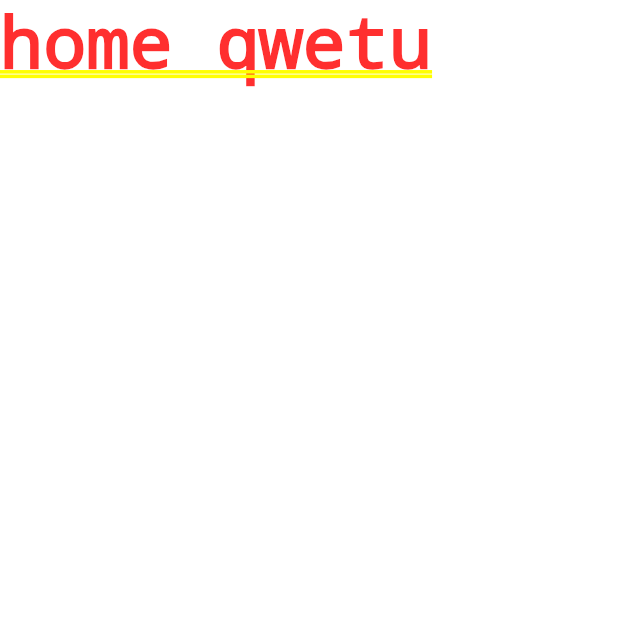
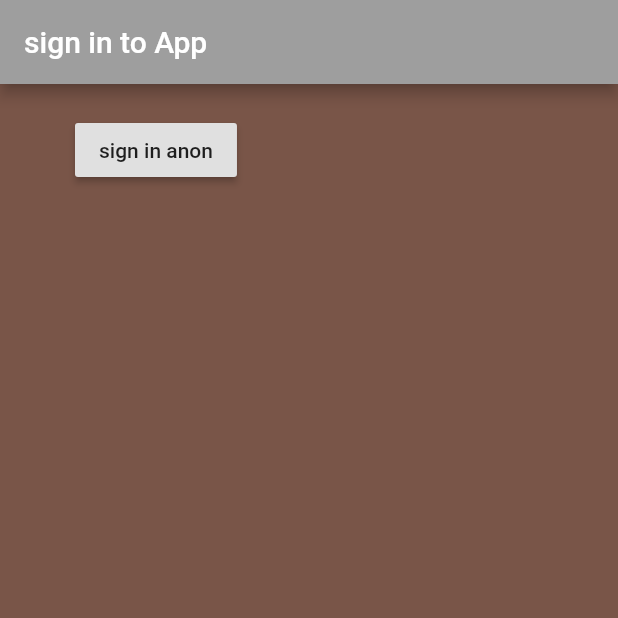
Before and after one commit to johnwanjema/flutter-app, a Flutter app: the screen it shows after launch, on a phone screen of 412 x 824 dp, the top half of it. Run offline on Flutter 3.47's test engine with Material 2 defaults, Android fonts, the phone set to English and light mode, and no system bars.

Commit message:
added sign in anon widget'

```diff
--- a/lib/screens/authenicate/authenticate.dart
+++ b/lib/screens/authenicate/authenticate.dart
@@ -1,4 +1,5 @@
 import 'package:flutter/material.dart';
+import 'package:helloflutter/screens/authenicate/sign_in.dart';
 
 class Authenticate extends StatefulWidget {
   @override
@@ -9,7 +10,7 @@ class _AuthenticateState extends State<Authenticate> {
   @override
   Widget build(BuildContext context) {
     return Container(
-      child: Text('authenticate'),
+      child: Signin()
     );
   }
 }
--- /dev/null
+++ b/lib/screens/authenicate/sign_in.dart
@@ -0,0 +1,29 @@
+import 'package:flutter/material.dart';
+
+
+class Signin extends StatefulWidget {
+  @override
+  _SigninState createState() => _SigninState();
+}
+
+class _SigninState extends State<Signin> {
+  @override
+  Widget build(BuildContext context) {
+    return Scaffold(
+      backgroundColor: Colors.brown,
+      appBar: AppBar(
+        backgroundColor: Colors.grey,
+        title: Text('sign in to App'),
+      ),
+      body: Container(
+        padding: EdgeInsets.symmetric(vertical: 20.0,horizontal: 50.0),
+        child: RaisedButton(
+          onPressed: (){
+            print('wanje');
+          },
+          child: Text('sign in anon'),
+        ),
+      )
+    );
+  }
+}
--- a/lib/screens/homeScreens/home.dart
+++ b/lib/screens/homeScreens/home.dart
@@ -4,7 +4,7 @@ class Home extends StatelessWidget {
   @override
   Widget build(BuildContext context) {
     return Container(
-      child: Text('home qwetu')
+      child: Text('home bar')
     );
   }
 }
--- a/lib/screens/wrapper.dart
+++ b/lib/screens/wrapper.dart
@@ -1,10 +1,11 @@
 import 'package:flutter/material.dart';
+import 'package:helloflutter/screens/authenicate/authenticate.dart';
 import 'package:helloflutter/screens/homeScreens/home.dart';
 
 class Wrapper extends StatelessWidget {
   @override
   Widget build(BuildContext context) {
     //return diff widgets
-    return Home();
+    return Authenticate();
   }
 }
```
